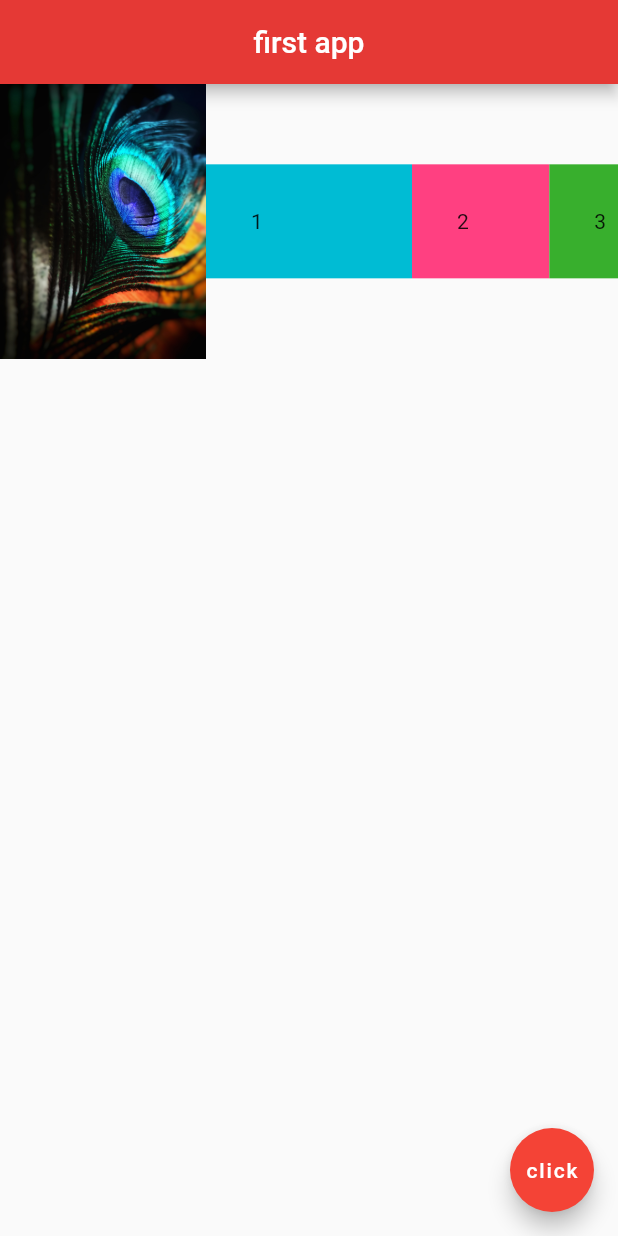
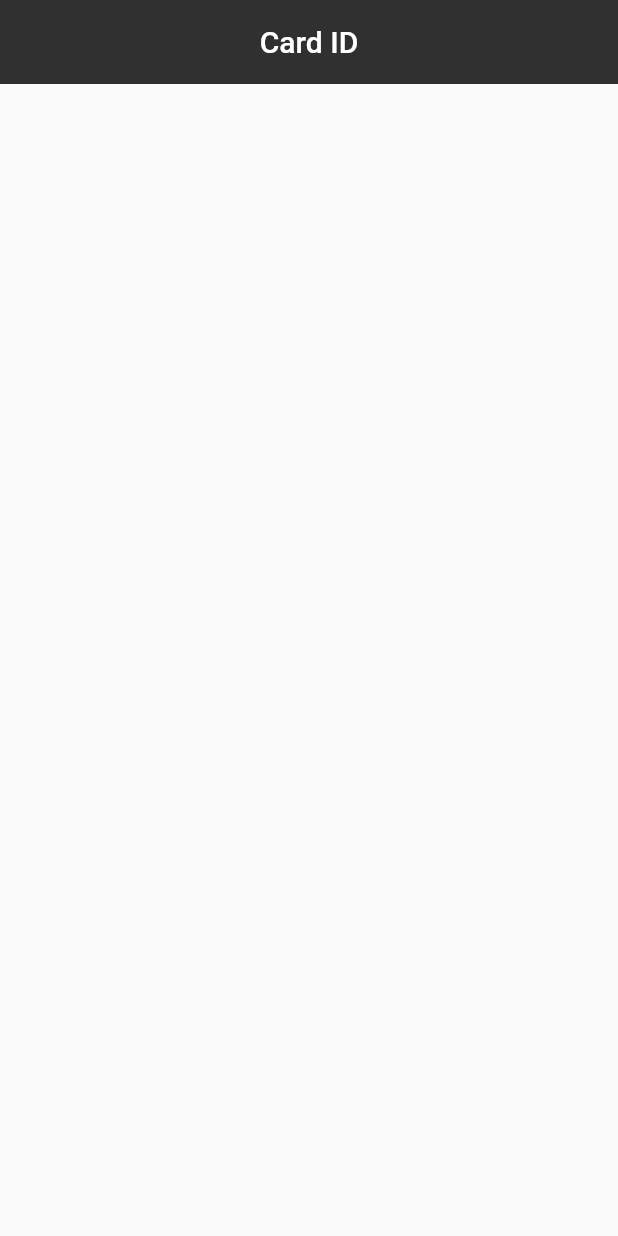
Before and after one commit to JackStrakos/Flutter_TimeApp, a Flutter app: the screen it shows after launch, on a phone screen of 412 x 824 dp. Run offline on Flutter 3.47's test engine with Material 2 defaults, Android fonts, the light colour scheme and no system bars.

Commit message:
feat: create learning app
on the learning behalf, creating new app according to YT manual

```diff
--- a/time_zones/lib/main.dart
+++ b/time_zones/lib/main.dart
@@ -1,48 +1,18 @@
 import 'package:flutter/material.dart';
 
 void main() => runApp(MaterialApp(
-      home: Home(),
+      home: Card(),
     ));
 
-class Home extends StatelessWidget {
+class Card extends StatelessWidget {
   @override
   Widget build(BuildContext context) {
     return Scaffold(
       appBar: AppBar(
-        title: Text('first app'),
+        title: Text('Card ID'),
         centerTitle: true,
-        backgroundColor: Colors.red[600],
-      ),
-      body: Row(
-        children: <Widget>[
-          Expanded(flex: 3, child: Image.asset('assets/peacock.jpg')),
-          Expanded(
-            flex: 3,
-            child: Container(
-                padding: EdgeInsets.all(30.0),
-                color: Colors.cyan,
-                child: Text('1')),
-          ),
-          Expanded(
-            flex: 2,
-            child: Container(
-                padding: EdgeInsets.all(30.0),
-                color: Colors.pinkAccent,
-                child: Text('2')),
-          ),
-          Expanded(
-            flex: 1,
-            child: Container(
-                padding: EdgeInsets.all(30.0),
-                color: Color.fromARGB(255, 56, 175, 45),
-                child: Text('3')),
-          ),
-        ],
-      ),
-      floatingActionButton: FloatingActionButton(
-        onPressed: null,
-        child: const Text('click'),
-        backgroundColor: Colors.red[500],
+        backgroundColor: Colors.grey[850],
+        elevation: 0.0,
       ),
     );
   }
```
